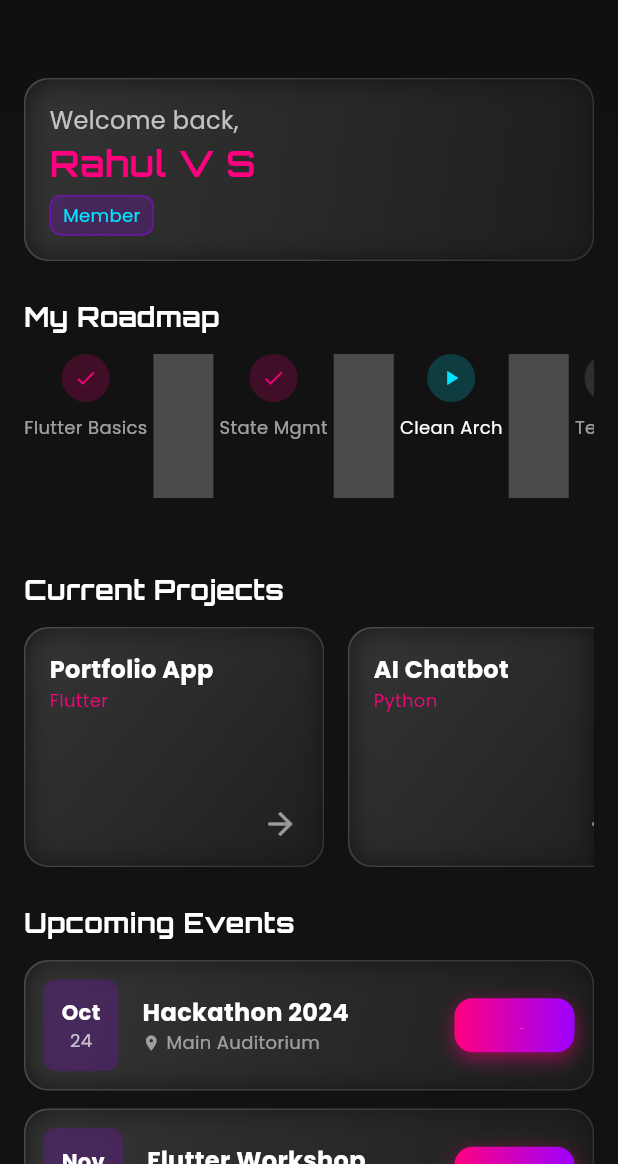
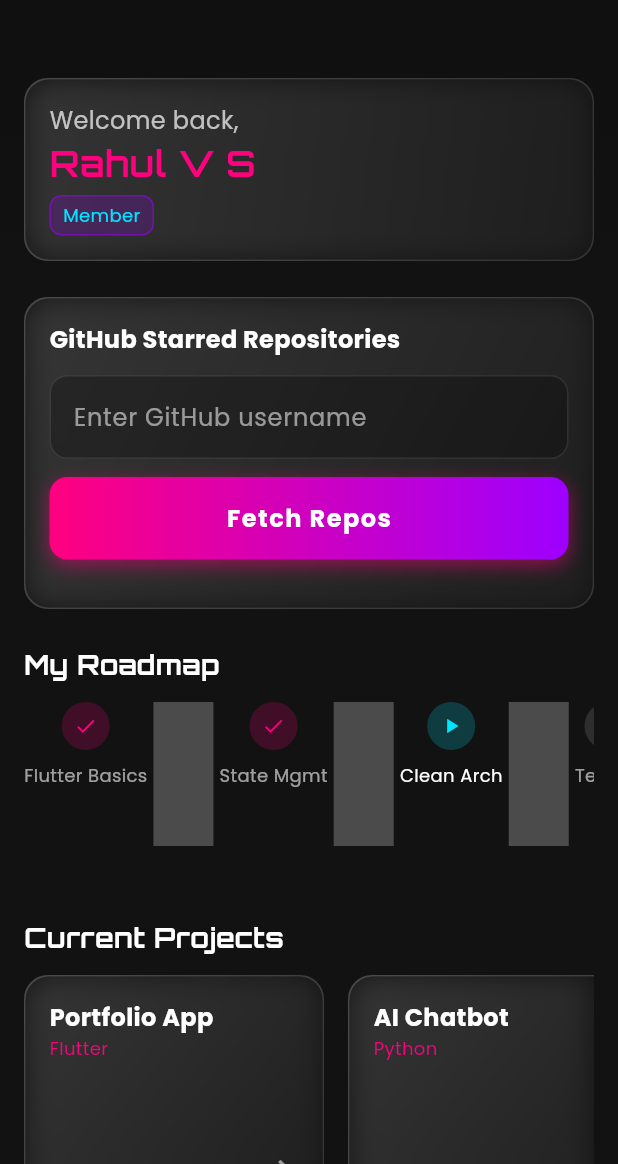
Before and after one commit to techieRahul17/CodeXCollapp, a Flutter app: the HomeScreen screen opened by its route, on a phone screen of 412 x 824 dp, the part 72-1236 px from its top. Run offline on Flutter 3.47's test engine with Material 3 defaults, Android fonts, the phone set to English and light mode, and no system bars; our stand-ins replace firebase_auth, firebase_core, flutter_riverpod, go_router, google_fonts, google_sign_in and 1 more; accounts and stored records are empty; generated files the repository leaves out were written again.

Commit message:
added github starred repo fetch

```diff
--- a/lib/features/home/presentation/home_screen.dart
+++ b/lib/features/home/presentation/home_screen.dart
@@ -1,19 +1,82 @@
+import 'dart:convert';
 import 'package:flutter/material.dart';
 import 'package:flutter_riverpod/flutter_riverpod.dart';
 import 'package:go_router/go_router.dart';
 import 'package:google_fonts/google_fonts.dart';
+import 'package:url_launcher/url_launcher.dart';
 import '../../../core/theme/app_theme.dart';
 import '../../../core/common_widgets/glass_card.dart';
 import '../../../core/common_widgets/gradient_button.dart';
 import '../../../core/utils/avatar_generator.dart';
 import '../../auth/application/auth_provider.dart';
+import '../../../services/github_service.dart'; // Your existing service
 
-class HomeScreen extends ConsumerWidget {
+class HomeScreen extends ConsumerStatefulWidget {
   const HomeScreen({super.key});
 
   @override
-  Widget build(BuildContext context, WidgetRef ref) {
-    // In a real app, we would fetch the user from a provider
+  ConsumerState<HomeScreen> createState() => _HomeScreenState();
+}
+
+class _HomeScreenState extends ConsumerState<HomeScreen> {
+  final TextEditingController _controller = TextEditingController();
+  List<Map<String, dynamic>> repos = [];
+  bool loading = false;
+
+  @override
+  void dispose() {
+    _controller.dispose();
+    super.dispose();
+  }
+
+  Future<void> _fetchRepos() async {
+    final username = _controller.text.trim();
+    if (username.isEmpty) return;
+
+    setState(() {
+      loading = true;
+      repos = [];
+    });
+
+    try {
+      final data = await fetchStarredRepos(username);
+      setState(() {
+        repos = data;
+      });
+    } catch (e) {
+      ScaffoldMessenger.of(context)
+          .showSnackBar(SnackBar(content: Text(e.toString())));
+    } finally {
+      setState(() => loading = false);
+    }
+  }
+
+  Widget _buildRepoList() {
+    if (repos.isEmpty) return const SizedBox.shrink();
+
+    return Column(
+      children: repos.map((repo) {
+        return ListTile(
+          title: Text(repo['name'], style: const TextStyle(color: Colors.white)),
+          subtitle:
+              Text('⭐ ${repo['stars']}  •  ${repo['owner']}', style: const TextStyle(color: Colors.white70)),
+          onTap: () async {
+            final uri = Uri.parse(repo['url']);
+            if (await canLaunchUrl(uri)) {
+              await launchUrl(uri, mode: LaunchMode.externalApplication);
+            } else {
+              ScaffoldMessenger.of(context).showSnackBar(
+                const SnackBar(content: Text("Could not launch URL")),
+              );
+            }
+          },
+        );
+      }).toList(),
+    );
+  }
+
+  @override
+  Widget build(BuildContext context) {
     const String userName = "Rahul V S";
     const String userRole = "Member";
 
@@ -44,7 +107,7 @@ class HomeScreen extends ConsumerWidget {
           ),
         ],
       ),
-      drawer: _buildDrawer(context, ref),
+      drawer: _buildDrawer(),
       body: Container(
         decoration: const BoxDecoration(
           gradient: LinearGradient(
@@ -63,6 +126,8 @@ class HomeScreen extends ConsumerWidget {
                   crossAxisAlignment: CrossAxisAlignment.start,
                   children: [
                     _buildHeroSection(userName, userRole),
+                    const SizedBox(height: 24),
+                    _buildGithubSection(),
                     const SizedBox(height: 24),
                     _buildSectionHeader("My Roadmap"),
                     const SizedBox(height: 12),
@@ -85,6 +150,90 @@ class HomeScreen extends ConsumerWidget {
     );
   }
 
+  Widget _buildGithubSection() {
+    return GlassCard(
+      child: Column(
+        crossAxisAlignment: CrossAxisAlignment.start,
+        children: [
+          const Text(
+            "GitHub Starred Repositories",
+            style: TextStyle(color: Colors.white, fontSize: 16, fontWeight: FontWeight.bold),
+          ),
+          const SizedBox(height: 12),
+          TextField(
+            controller: _controller,
+            style: const TextStyle(color: Colors.white),
+            decoration: InputDecoration(
+              hintText: "Enter GitHub username",
+              hintStyle: const TextStyle(color: Colors.white54),
+              filled: true,
+              fillColor: Colors.black26,
+              border: OutlineInputBorder(
+                borderRadius: BorderRadius.circular(8),
+                borderSide: BorderSide.none,
+              ),
+            ),
+          ),
+          const SizedBox(height: 12),
+          GradientButton(
+            text: "Fetch Repos",
+            onPressed: _fetchRepos,
+          ),
+          const SizedBox(height: 16),
+          if (loading)
+            const Center(child: CircularProgressIndicator()),
+          if (!loading) _buildRepoList(),
+        ],
+      ),
+    );
+  }
+
+  Drawer _buildDrawer() {
+    return Drawer(
+      backgroundColor: AppTheme.surface,
+      child: ListView(
+        children: [
+          const DrawerHeader(
+            decoration: BoxDecoration(
+              gradient: LinearGradient(colors: [AppTheme.primary, AppTheme.secondary]),
+            ),
+            child: Center(
+              child: Text("MENU", style: TextStyle(fontFamily: "Orbitron", fontSize: 24, color: Colors.white)),
+            ),
+          ),
+          ListTile(
+            leading: const Icon(Icons.home, color: Colors.white),
+            title: const Text("Home", style: TextStyle(color: Colors.white)),
+            onTap: () {},
+          ),
+          ListTile(
+            leading: const Icon(Icons.book, color: Colors.white),
+            title: const Text("Resources", style: TextStyle(color: Colors.white)),
+            onTap: () => context.push('/resources'),
+          ),
+          ListTile(
+            leading: const Icon(Icons.group, color: Colors.white),
+            title: const Text("Collaboration", style: TextStyle(color: Colors.white)),
+            onTap: () => context.push('/projects'),
+          ),
+          ListTile(
+            leading: const Icon(Icons.event, color: Colors.white),
+            title: const Text("Events", style: TextStyle(color: Colors.white)),
+            onTap: () => context.push('/events'),
+          ),
+          ListTile(
+            leading: const Icon(Icons.logout, color: Colors.white),
+            title: const Text("Logout", style: TextStyle(color: Colors.white)),
+            onTap: () {
+              ref.read(authControllerProvider.notifier).signOut();
+            },
+          ),
+        ],
+      ),
+    );
+  }
+
+  // -------------------------- UI helper widgets (unchanged) --------------------------
   Widget _buildHeroSection(String name, String role) {
     return GlassCard(
       child: Row(
@@ -177,31 +326,15 @@ class HomeScreen extends ConsumerWidget {
     );
   }
 
-  Widget _buildLine() {
-    return Container(
-      width: 40,
-      height: 2,
-      margin: const EdgeInsets.only(bottom: 24, left: 4, right: 4),
-      color: Colors.white24,
-    );
-  }
+  Widget _buildLine() => Container(width: 40, height: 2, margin: const EdgeInsets.only(bottom: 24, left: 4, right: 4), color: Colors.white24);
 
-  Widget _buildProjectsCarousel() {
-    return SizedBox(
-      height: 160,
-      child: ListView(
-        scrollDirection: Axis.horizontal,
-        children: [
+  Widget _buildProjectsCarousel() => SizedBox(height: 160, child: ListView(scrollDirection: Axis.horizontal, children: [
     _buildProjectCard("Portfolio App", "Flutter"),
     _buildProjectCard("AI Chatbot", "Python"),
     _buildProjectCard("Club Website", "React"),
-        ],
-      ),
-    );
-  }
+  ]));
 
-  Widget _buildProjectCard(String title, String tech) {
-    return Container(
+  Widget _buildProjectCard(String title, String tech) => Container(
     width: 200,
     margin: const EdgeInsets.only(right: 16),
     child: GlassCard(
@@ -212,40 +345,23 @@ class HomeScreen extends ConsumerWidget {
           Column(
             crossAxisAlignment: CrossAxisAlignment.start,
             children: [
-                Text(
-                  title,
-                  style: const TextStyle(fontWeight: FontWeight.bold, color: Colors.white, fontSize: 16),
-                ),
-                Text(
-                  tech,
-                  style: const TextStyle(color: AppTheme.primary, fontSize: 12),
-                ),
+              Text(title, style: const TextStyle(fontWeight: FontWeight.bold, color: Colors.white, fontSize: 16)),
+              Text(tech, style: const TextStyle(color: AppTheme.primary, fontSize: 12)),
             ],
           ),
-            const Row(
-              mainAxisAlignment: MainAxisAlignment.end,
-              children: [
-                Icon(Icons.arrow_forward, color: Colors.white54),
-              ],
-            )
+          const Row(mainAxisAlignment: MainAxisAlignment.end, children: [Icon(Icons.arrow_forward, color: Colors.white54)])
         ],
       ),
     ),
   );
-  }
 
-  Widget _buildEventsList() {
-    return Column(
-      children: [
+  Widget _buildEventsList() => Column(children: [
     _buildEventItem("Hackathon 2024", "Oct 24", "Main Auditorium"),
     const SizedBox(height: 12),
     _buildEventItem("Flutter Workshop", "Nov 02", "Lab 2"),
-      ],
-    );
-  }
+  ]);
 
-  Widget _buildEventItem(String title, String date, String location) {
-    return GlassCard(
+  Widget _buildEventItem(String title, String date, String location) => GlassCard(
     padding: const EdgeInsets.all(12),
     child: Row(
       children: [
@@ -278,59 +394,10 @@ class HomeScreen extends ConsumerWidget {
             ],
           ),
         ),
-          GradientButton(
-            text: "Join",
-            onPressed: () {},
-          ).width(80).height(36), // Custom extension or wrap in SizedBox
+        GradientButton(text: "Join", onPressed: () {}).width(80).height(36),
       ],
     ),
   );
-  }
-
-  Drawer _buildDrawer(BuildContext context, WidgetRef ref) {
-    return Drawer(
-      backgroundColor: AppTheme.surface,
-      child: ListView(
-        children: [
-          const DrawerHeader(
-            decoration: BoxDecoration(
-              gradient: LinearGradient(colors: [AppTheme.primary, AppTheme.secondary]),
-            ),
-            child: Center(
-              child: Text("MENU", style: TextStyle(fontFamily: "Orbitron", fontSize: 24, color: Colors.white)),
-            ),
-          ),
-          ListTile(
-            leading: const Icon(Icons.home, color: Colors.white),
-            title: const Text("Home", style: TextStyle(color: Colors.white)),
-            onTap: () {},
-          ),
-          ListTile(
-            leading: const Icon(Icons.book, color: Colors.white),
-            title: const Text("Resources", style: TextStyle(color: Colors.white)),
-            onTap: () => context.push('/resources'),
-          ),
-          ListTile(
-            leading: const Icon(Icons.group, color: Colors.white),
-            title: const Text("Collaboration", style: TextStyle(color: Colors.white)),
-            onTap: () => context.push('/projects'),
-          ),
-          ListTile(
-            leading: const Icon(Icons.event, color: Colors.white),
-            title: const Text("Events", style: TextStyle(color: Colors.white)),
-            onTap: () => context.push('/events'),
-          ),
-          ListTile(
-            leading: const Icon(Icons.logout, color: Colors.white),
-            title: const Text("Logout", style: TextStyle(color: Colors.white)),
-            onTap: () {
-               ref.read(authControllerProvider.notifier).signOut();
-            },
-          ),
-        ],
-      ),
-    );
-  }
 }
 
 extension WidgetExt on Widget {
--- a/pubspec.yaml
+++ b/pubspec.yaml
@@ -28,7 +28,7 @@ dependencies:
   google_fonts: ^6.1.0
   flutter_animate: ^4.3.0
   glassmorphism_ui: ^0.2.0
-
+  http: ^1.2.0
   # Utils
   intl: ^0.19.0
   url_launcher: ^6.2.2
```
Also changed, not shown: lib/services/github_service.dart (added, +27 -0 lines), pubspec.lock. Lines whose indentation alone changed are shown as unchanged.
